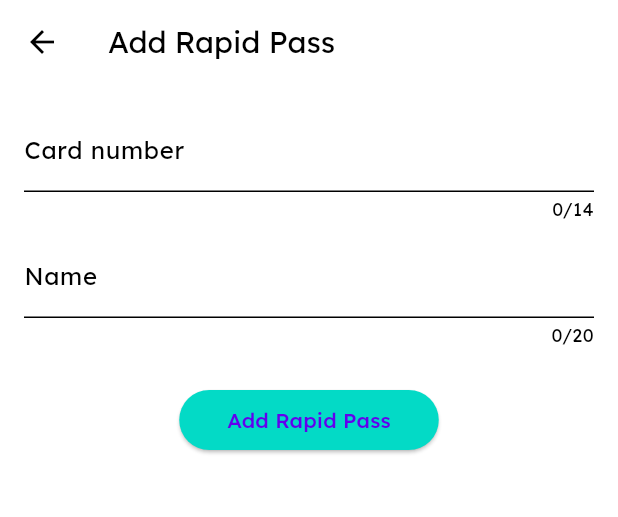
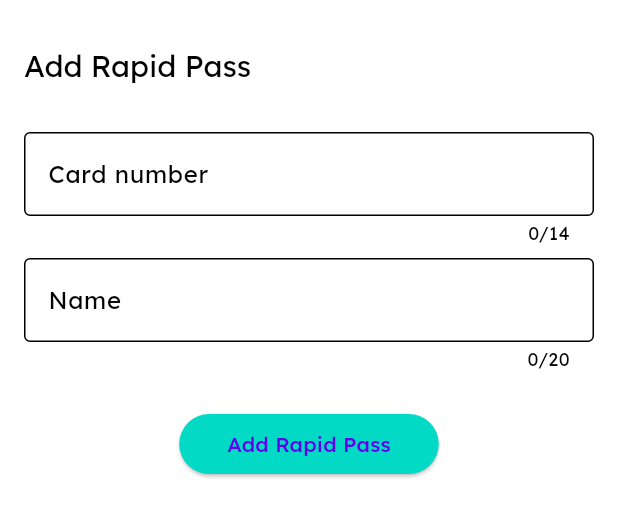
Before and after one commit to arafatamim/rapid_pass_app, a Flutter app: the AddPassPage widget shown alone on an empty page, opened directly, on a phone screen of 412 x 824 dp. Shown: the top 517 px of the screen. Run offline on Flutter 3.47's test engine with Material 3 defaults, Android fonts, the phone set to English and light mode, and no system bars; drawn by our look-alikes of dynamic_color; our stand-ins replace hive_ce, hive_ce_flutter; missing offline and left inert: relative_time, reorderable_grid; accounts and stored records are empty; generated files the repository leaves out were written again; network calls fail.

```diff
--- a/lib/pages/add_pass_page.dart
+++ b/lib/pages/add_pass_page.dart
@@ -26,11 +26,15 @@ class _AddPassPageState extends State<AddPassPage> {
 
   @override
   Widget build(BuildContext context) {
-    return Scaffold(
-      appBar: AppBar(
+    return Column(
+      children: [
+        const SizedBox(height: 16),
+        AppBar(
+          automaticallyImplyLeading: false,
           title: Text(AppLocalizations.of(context)!.addRapidPass),
+          backgroundColor: Colors.transparent,
         ),
-      body: Padding(
+        Padding(
           padding: const EdgeInsets.all(16.0),
           child: Form(
             key: _formKey,
@@ -42,6 +46,7 @@ class _AddPassPageState extends State<AddPassPage> {
                   maxLengthEnforcement:
                       MaxLengthEnforcement.truncateAfterCompositionEnds,
                   decoration: InputDecoration(
+                    border: const OutlineInputBorder(),
                     labelText: AppLocalizations.of(context)!.cardNumberHint,
                     prefix: InkWell(
                       onTap: () => switchPrefix(),
@@ -78,6 +83,7 @@ class _AddPassPageState extends State<AddPassPage> {
                   textCapitalization: TextCapitalization.words,
                   decoration: InputDecoration(
                     labelText: AppLocalizations.of(context)!.cardNameHint,
+                    border: const OutlineInputBorder(),
                   ),
                   maxLength: 20,
                   validator: (value) {
@@ -95,7 +101,8 @@ class _AddPassPageState extends State<AddPassPage> {
                 const SizedBox(height: 24),
                 ElevatedButton(
                   style: ElevatedButton.styleFrom(
-                  backgroundColor: Theme.of(context).colorScheme.secondaryContainer,
+                    backgroundColor:
+                        Theme.of(context).colorScheme.secondaryContainer,
                   ),
                   onPressed: () async {
                     if (!_formKey.currentState!.validate()) {
@@ -123,6 +130,7 @@ class _AddPassPageState extends State<AddPassPage> {
             ),
           ),
         ),
+      ],
     );
   }
 }
```
Also changed, not shown: lib/pages/home_page.dart (+42 -23 lines). Lines whose indentation alone changed are shown as unchanged.
